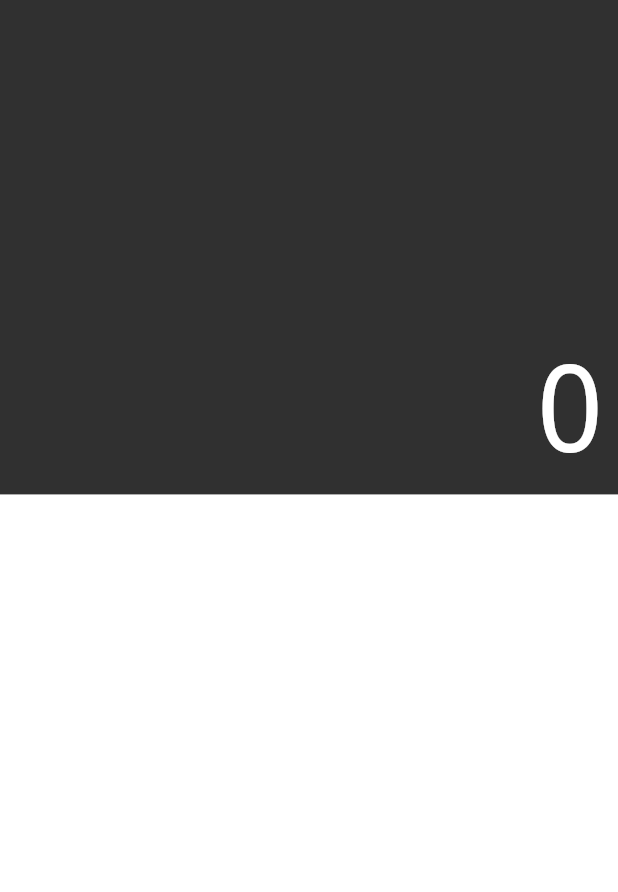
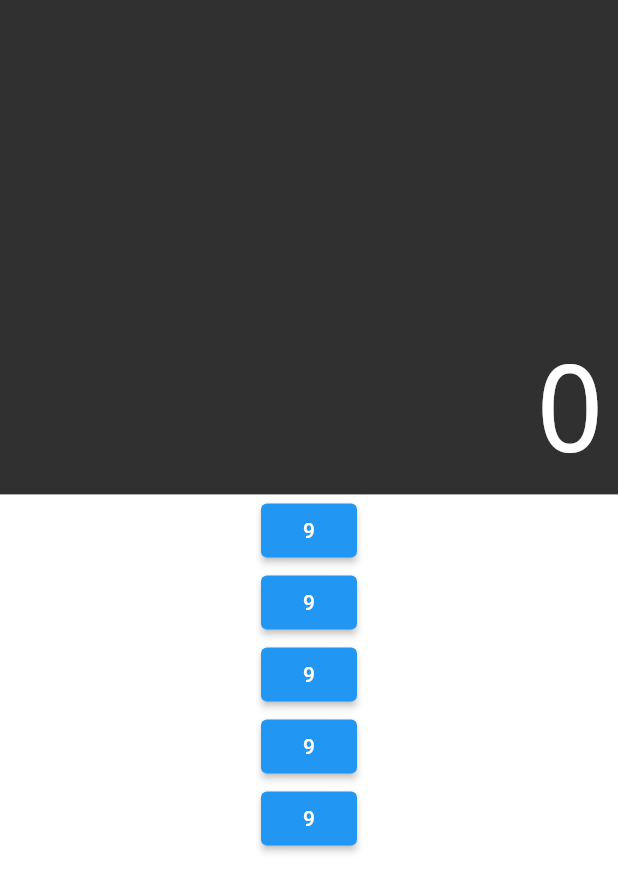
Before and after one commit to LucasCardoso910/calculator, a Flutter app: the screen it shows after launch, on a phone screen of 412 x 824 dp. Shown: the top 892 px of the screen. Run offline on Flutter 3.47's test engine with Material 2 defaults, Android fonts, the phone set to English and light mode, and no system bars; drawn by our look-alikes of auto_size_text.

Commit message:
create void buttons just to show them for now
Signed-off-by: Lucas Cardoso <lucas.cardoso.santos@usp.br>

```diff
--- a/lib/components/keyboard.dart
+++ b/lib/components/keyboard.dart
@@ -5,10 +5,20 @@ class Keyboard extends StatelessWidget {
 
   @override
   Widget build(BuildContext context) {
+    const buttonLabel = Text('9');
     Size mediaSize = MediaQuery.of(context).size; // get screen size
 
     return Container(
       height: mediaSize.height * 0.6, // set height as 60% of screen height
+      child: Column(
+        children: [
+          ElevatedButton(onPressed: () {}, child: buttonLabel),
+          ElevatedButton(onPressed: () {}, child: buttonLabel),
+          ElevatedButton(onPressed: () {}, child: buttonLabel),
+          ElevatedButton(onPressed: () {}, child: buttonLabel),
+          ElevatedButton(onPressed: () {}, child: buttonLabel),
+        ],
+      ),
     );
   }
 }
```
